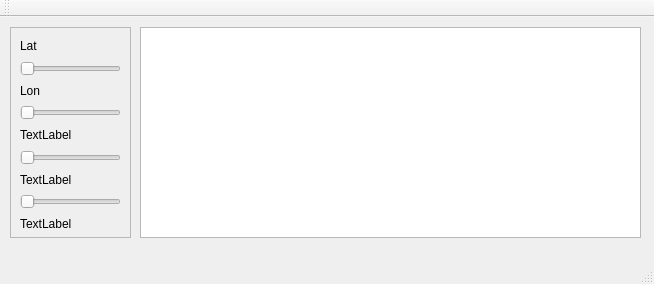
albertmm96/myWorks, file AsebanSkyWatch/src/gui/views/mainwindow.ui: the form before one commit.
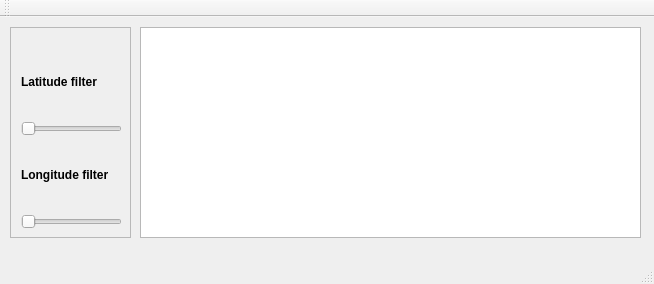
The form after the commit. Icons and pictures are not drawn.

What changed in the file:
```diff
--- a/AsebanSkyWatch/src/gui/views/mainwindow.ui
+++ b/AsebanSkyWatch/src/gui/views/mainwindow.ui
@@ -64,17 +64,22 @@
        <widget class="QWidget" name="verticalLayoutWidget">
         <property name="geometry">
          <rect>
-          <x>9</x>
-          <y>9</y>
+          <x>10</x>
+          <y>20</y>
           <width>101</width>
-          <height>237</height>
+          <height>181</height>
          </rect>
         </property>
         <layout class="QVBoxLayout" name="verticalLayout">
          <item>
           <widget class="QLabel" name="labelLat">
+           <property name="font">
+            <font>
+             <bold>true</bold>
+            </font>
+           </property>
            <property name="text">
-            <string>Lat</string>
+            <string>Latitude filter</string>
            </property>
           </widget>
          </item>
@@ -87,22 +92,13 @@
          </item>
          <item>
           <widget class="QLabel" name="labelLon">
-           <property name="text">
-            <string>Lon</string>
+           <property name="font">
+            <font>
+             <bold>true</bold>
+            </font>
            </property>
-          </widget>
-         </item>
-         <item>
-          <widget class="QSlider" name="horizontalSlider_2">
-           <property name="orientation">
-            <enum>Qt::Orientation::Horizontal</enum>
-           </property>
-          </widget>
-         </item>
-         <item>
-          <widget class="QLabel" name="label_3">
            <property name="text">
-            <string>TextLabel</string>
+            <string>Longitude filter</string>
            </property>
           </widget>
          </item>
@@ -111,49 +107,14 @@
            <property name="orientation">
             <enum>Qt::Orientation::Horizontal</enum>
            </property>
-          </widget>
-         </item>
-         <item>
-          <widget class="QLabel" name="label_4">
-           <property name="text">
-            <string>TextLabel</string>
+           <property name="tracking">
+            <bool>true</bool>
            </property>
-          </widget>
-         </item>
-         <item>
-          <widget class="QSlider" name="horizontalSlider_4">
            <property name="orientation">
             <enum>Qt::Orientation::Horizontal</enum>
            </property>
           </widget>
          </item>
-         <item>
-          <widget class="QLabel" name="label_5">
-           <property name="text">
-            <string>TextLabel</string>
-           </property>
-          </widget>
-         </item>
-         <item>
-          <widget class="QSlider" name="horizontalSlider_5">
-           <property name="orientation">
-            <enum>Qt::Orientation::Horizontal</enum>
-           </property>
-          </widget>
-         </item>
-         <item>
-          <spacer name="horizontalSpacer">
-           <property name="orientation">
-            <enum>Qt::Orientation::Horizontal</enum>
-           </property>
-           <property name="sizeHint" stdset="0">
-            <size>
-             <width>40</width>
-             <height>20</height>
-            </size>
-           </property>
-          </spacer>
-         </item>
         </layout>
        </widget>
       </widget>
```
Left out of the diff: 16 changed lines with no effect on the pictures.
